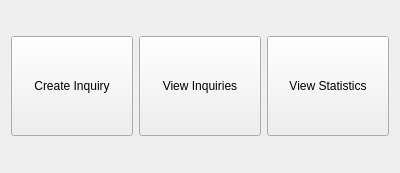
Above: Gui/ControllerView.ui from antonio-hus/Customer-Support-Assistant before the change. Below: the same form after it.
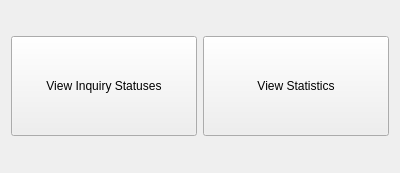
That is the form after the change.

```diff
--- a/Gui/ControllerView.ui
+++ b/Gui/ControllerView.ui
@@ -14,22 +14,6 @@
    <string>ControllerView</string>
   </property>
   <layout class="QHBoxLayout" name="horizontalLayout">
-   <item>
-    <widget class="QPushButton" name="createInquiryButton">
-     <property name="minimumSize">
-      <size>
-       <width>100</width>
-       <height>100</height>
-      </size>
-     </property>
-     <property name="text">
-      <string>Create Inquiry</string>
-     </property>
-     <property name="default">
-      <bool>false</bool>
-     </property>
-    </widget>
-   </item>
    <item>
     <widget class="QPushButton" name="viewInquiriesButton">
      <property name="minimumSize">
@@ -39,7 +23,7 @@
       </size>
      </property>
      <property name="text">
-      <string>View Inquiries</string>
+      <string>View Inquiry Statuses</string>
      </property>
      <property name="default">
       <bool>false</bool>
```
